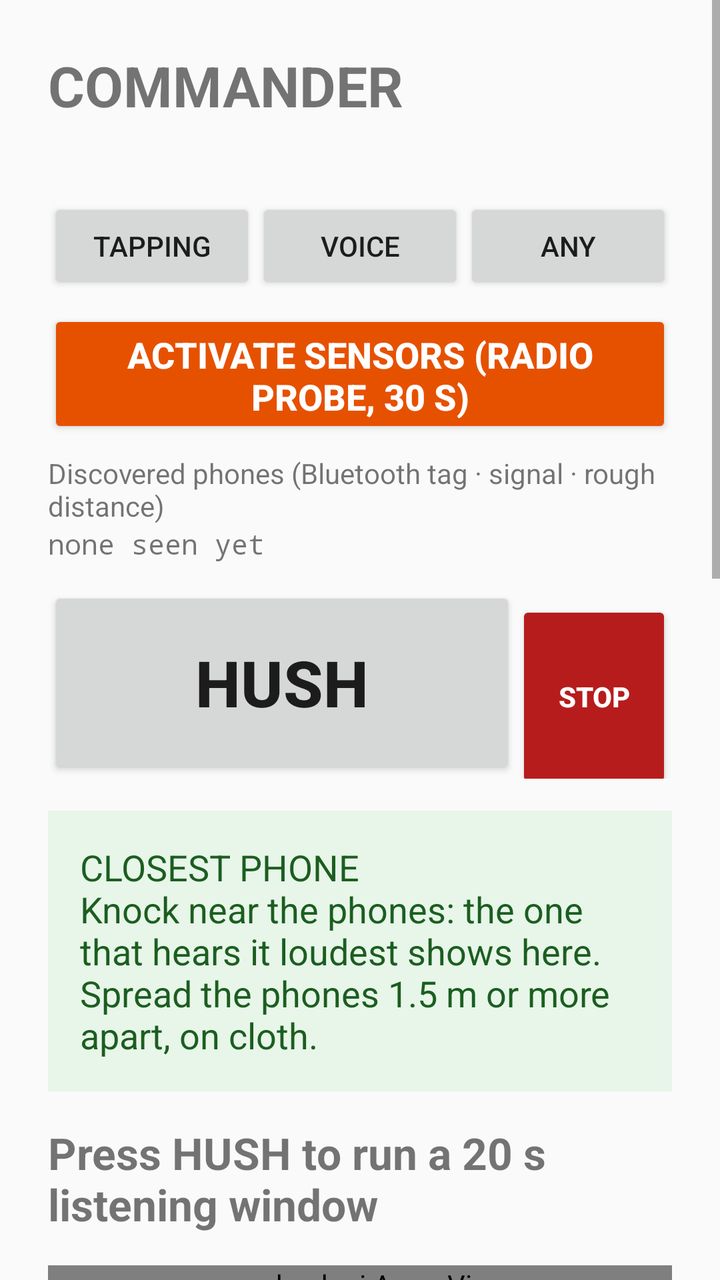
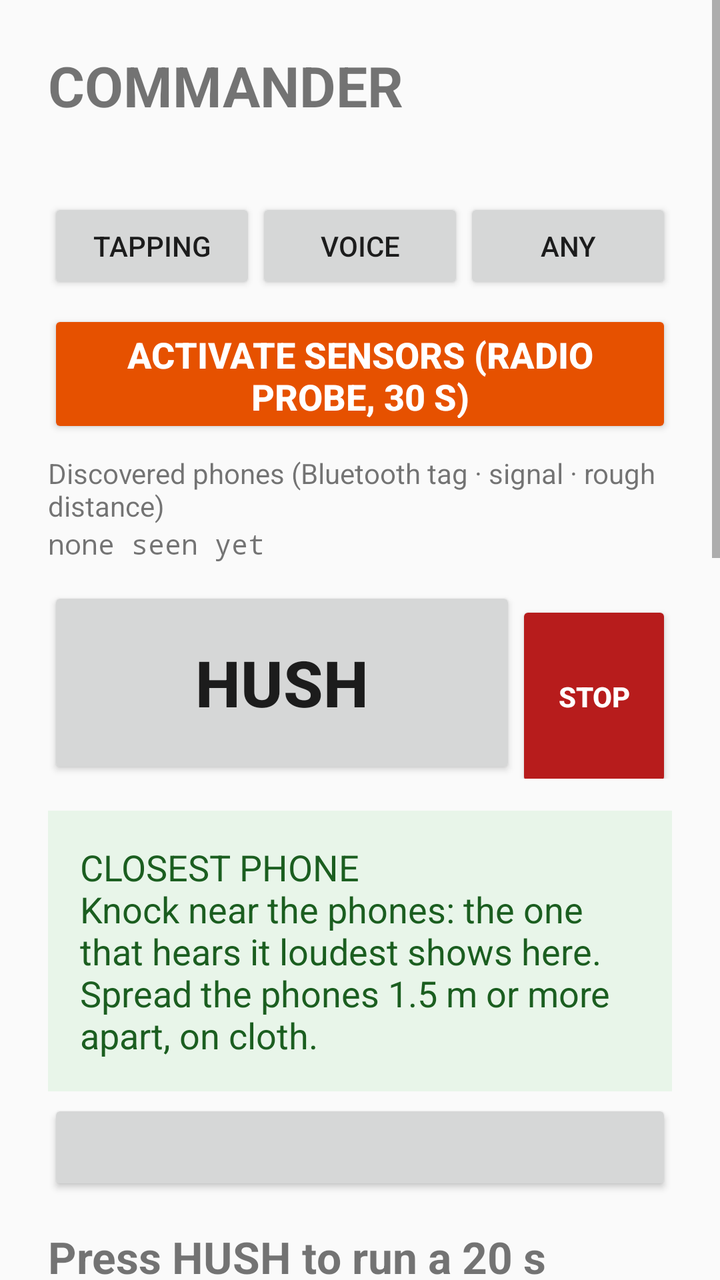

Screens rendered from an Android XML layout before and after an edit, with the pre-edit source and the edit as a unified diff.
<!-- AndroidManifest.xml: application theme Theme.Hush -->
<!-- res/layout/screen_commander.xml -->
<?xml version="1.0" encoding="utf-8"?>
<ScrollView xmlns:android="http://schemas.android.com/apk/res/android"
    android:layout_width="match_parent"
    android:layout_height="match_parent">

    <LinearLayout
        android:layout_width="match_parent"
        android:layout_height="wrap_content"
        android:orientation="vertical"
        android:padding="24dp">

        <TextView
            android:id="@+id/screenTitle"
            android:layout_width="wrap_content"
            android:layout_height="wrap_content"
            android:text="@string/role_commander"
            android:textSize="28sp"
            android:textStyle="bold" />

        <TextView
            android:id="@+id/commanderStatus"
            android:layout_width="wrap_content"
            android:layout_height="wrap_content"
            android:layout_marginBottom="16dp"
            android:textSize="16sp"
            android:textStyle="bold" />

        <LinearLayout
            android:layout_width="match_parent"
            android:layout_height="wrap_content"
            android:layout_marginBottom="8dp"
            android:orientation="horizontal">

            <Button
                android:id="@+id/btnModeTapping"
                android:layout_width="0dp"
                android:layout_height="wrap_content"
                android:layout_weight="1"
                android:text="@string/mode_tapping" />

            <Button
                android:id="@+id/btnModeVoice"
                android:layout_width="0dp"
                android:layout_height="wrap_content"
                android:layout_weight="1"
                android:text="@string/mode_voice" />

            <Button
                android:id="@+id/btnModeAny"
                android:layout_width="0dp"
                android:layout_height="wrap_content"
                android:layout_weight="1"
                android:text="@string/mode_any" />
        </LinearLayout>

        <Button
            android:id="@+id/btnActivate"
            android:layout_width="match_parent"
            android:layout_height="64dp"
            android:layout_marginBottom="8dp"
            android:backgroundTint="#E65100"
            android:text="@string/activate_button"
            android:textColor="#FFFFFF"
            android:textSize="18sp"
            android:textStyle="bold" />

        <TextView
            android:layout_width="wrap_content"
            android:layout_height="wrap_content"
            android:text="@string/discovered_heading"
            android:textSize="14sp" />

        <TextView
            android:id="@+id/discoveredText"
            android:layout_width="match_parent"
            android:layout_height="wrap_content"
            android:layout_marginBottom="12dp"
            android:fontFamily="monospace"
            android:text="@string/discovered_none"
            android:textSize="14sp" />

        <LinearLayout
            android:layout_width="match_parent"
            android:layout_height="wrap_content"
            android:orientation="horizontal">

            <Button
                android:id="@+id/btnHush"
                android:layout_width="0dp"
                android:layout_height="96dp"
                android:layout_weight="3"
                android:text="@string/hush_button"
                android:textSize="32sp"
                android:textStyle="bold" />

            <Button
                android:id="@+id/btnStop"
                android:layout_width="0dp"
                android:layout_height="96dp"
                android:layout_weight="1"
                android:backgroundTint="#B71C1C"
                android:text="@string/stop_button"
                android:textColor="#FFFFFF"
                android:textStyle="bold" />
        </LinearLayout>

        <TextView
            android:id="@+id/bigCountdown"
            android:layout_width="match_parent"
            android:layout_height="wrap_content"
            android:gravity="center"
            android:textSize="120sp"
            android:textStyle="bold"
            android:visibility="gone" />

        <TextView
            android:id="@+id/closestText"
            android:layout_width="match_parent"
            android:layout_height="wrap_content"
            android:layout_marginTop="16dp"
            android:background="#E8F5E9"
            android:padding="16dp"
            android:text="@string/closest_idle"
            android:textColor="#1B5E20"
            android:textSize="18sp" />

        <TextView
            android:id="@+id/warmthText"
            android:layout_width="match_parent"
            android:layout_height="wrap_content"
            android:layout_marginTop="8dp"
            android:padding="16dp"
            android:textSize="18sp"
            android:visibility="gone" />

        <TextView
            android:id="@+id/briefText"
            android:layout_width="match_parent"
            android:layout_height="wrap_content"
            android:layout_marginTop="16dp"
            android:text="@string/brief_idle"
            android:textSize="22sp"
            android:textStyle="bold" />

        <com.hush.ui.ArrowView
            android:id="@+id/arrow"
            android:layout_width="match_parent"
            android:layout_height="wrap_content"
            android:layout_marginTop="16dp" />

        <Button
            android:id="@+id/btnSyncCompass"
            android:layout_width="match_parent"
            android:layout_height="wrap_content"
            android:layout_marginTop="8dp"
            android:text="@string/sync_compass" />

        <TextView
            android:id="@+id/compassText"
            android:layout_width="match_parent"
            android:layout_height="wrap_content"
            android:textSize="14sp" />

        <com.hush.ui.MapView
            android:id="@+id/map"
            android:layout_width="match_parent"
            android:layout_height="wrap_content"
            android:layout_marginTop="16dp" />

        <LinearLayout
            android:layout_width="match_parent"
            android:layout_height="wrap_content"
            android:layout_marginTop="8dp"
            android:orientation="horizontal">

            <Button
                android:id="@+id/btnAutoPlace"
                android:layout_width="0dp"
                android:layout_height="wrap_content"
                android:layout_weight="2"
                android:text="@string/auto_place" />

            <Button
                android:id="@+id/btnFlip"
                android:layout_width="0dp"
                android:layout_height="wrap_content"
                android:layout_weight="1"
                android:text="@string/flip" />
        </LinearLayout>

        <LinearLayout
            android:id="@+id/placeRow"
            android:layout_width="match_parent"
            android:layout_height="wrap_content"
            android:layout_marginTop="8dp"
            android:orientation="horizontal" />

        <LinearLayout
            android:id="@+id/alignRow"
            android:layout_width="match_parent"
            android:layout_height="wrap_content"
            android:layout_marginTop="4dp"
            android:orientation="horizontal" />

        <TextView
            android:layout_width="wrap_content"
            android:layout_height="wrap_content"
            android:layout_marginTop="16dp"
            android:text="@string/sensors_heading"
            android:textSize="16sp" />

        <TextView
            android:id="@+id/peersText"
            android:layout_width="match_parent"
            android:layout_height="wrap_content"
            android:layout_marginBottom="16dp"
            android:fontFamily="monospace"
            android:textSize="15sp" />

        <Button
            android:id="@+id/btnExport"
            android:layout_width="match_parent"
            android:layout_height="wrap_content"
            android:layout_marginBottom="24dp"
            android:text="@string/export_button" />

        <include layout="@layout/block_sensor" />
    </LinearLayout>
</ScrollView>
<!-- res/layout/block_sensor.xml (included above) -->
<?xml version="1.0" encoding="utf-8"?>
<LinearLayout xmlns:android="http://schemas.android.com/apk/res/android"
    android:layout_width="match_parent"
    android:layout_height="wrap_content"
    android:orientation="vertical">

    <TextView
        android:id="@+id/roleLabel"
        android:layout_width="wrap_content"
        android:layout_height="wrap_content"
        android:textSize="28sp"
        android:textStyle="bold" />

    <TextView
        android:id="@+id/linkStatus"
        android:layout_width="wrap_content"
        android:layout_height="wrap_content"
        android:textSize="16sp"
        android:textStyle="bold" />

    <TextView
        android:id="@+id/sourceLabel"
        android:layout_width="wrap_content"
        android:layout_height="wrap_content"
        android:layout_marginBottom="16dp"
        android:textSize="20sp"
        android:textStyle="bold" />

    <TextView
        android:id="@+id/countdown"
        android:layout_width="match_parent"
        android:layout_height="wrap_content"
        android:gravity="center"
        android:textSize="120sp"
        android:textStyle="bold"
        android:visibility="gone" />

    <TextView
        android:id="@+id/headline"
        android:layout_width="match_parent"
        android:layout_height="wrap_content"
        android:layout_marginBottom="16dp"
        android:text="@string/label_waiting"
        android:textSize="30sp"
        android:textStyle="bold" />

    <TextView
        android:layout_width="wrap_content"
        android:layout_height="wrap_content"
        android:text="@string/loudness"
        android:textSize="16sp" />

    <ProgressBar
        android:id="@+id/rmsBar"
        style="?android:attr/progressBarStyleHorizontal"
        android:layout_width="match_parent"
        android:layout_height="32dp"
        android:max="100"
        android:progress="0" />

    <TextView
        android:id="@+id/rmsText"
        android:layout_width="wrap_content"
        android:layout_height="wrap_content"
        android:layout_marginBottom="16dp"
        android:fontFamily="monospace"
        android:textSize="14sp" />

    <TextView
        android:id="@+id/tapText"
        android:layout_width="wrap_content"
        android:layout_height="wrap_content"
        android:layout_marginBottom="16dp"
        android:fontFamily="monospace"
        android:textSize="18sp"
        android:textStyle="bold" />

    <TextView
        android:id="@+id/accelText"
        android:layout_width="wrap_content"
        android:layout_height="wrap_content"
        android:layout_marginBottom="16dp"
        android:fontFamily="monospace"
        android:textSize="14sp" />

    <TextView
        android:id="@+id/topClass"
        android:layout_width="wrap_content"
        android:layout_height="wrap_content"
        android:layout_marginBottom="16dp"
        android:textSize="22sp"
        android:textStyle="bold" />

    <TextView
        android:layout_width="wrap_content"
        android:layout_height="wrap_content"
        android:text="@string/debug_top5"
        android:textSize="14sp" />

    <TextView
        android:id="@+id/top5"
        android:layout_width="match_parent"
        android:layout_height="wrap_content"
        android:fontFamily="monospace"
        android:textSize="16sp" />
</LinearLayout>
<!-- resources referenced by this layout -->
<resources>
  <string name="activate_button">ACTIVATE SENSORS (radio probe, 30 s)</string>
  <string name="auto_place">AUTO-PLACE (chirps)</string>
  <string name="brief_idle">Press HUSH to run a 20 s listening window</string>
  <string name="closest_idle">CLOSEST PHONE\nKnock near the phones: the one that hears it loudest shows here. Spread the phones 1.5 m or more apart, on cloth.</string>
  <string name="debug_top5">Top 5 raw classes (debug)</string>
  <string name="discovered_heading">Discovered phones (Bluetooth tag · signal · rough distance)</string>
  <string name="discovered_none">none seen yet</string>
  <string name="export_button">EXPORT LOG to Downloads</string>
  <string name="flip">FLIP</string>
  <string name="hush_button">HUSH</string>
  <string name="label_waiting">listening…</string>
  <string name="loudness">Loudness (200–3000 Hz)</string>
  <string name="mode_any">ANY</string>
  <string name="mode_tapping">TAPPING</string>
  <string name="mode_voice">VOICE</string>
  <string name="role_commander">COMMANDER</string>
  <string name="sensors_heading">Sensors (letter, phone, last second)</string>
  <string name="stop_button">STOP</string>
  <string name="sync_compass">SYNC COMPASS (all phones lying parallel)</string>
  <style name="Theme.Hush" parent="Theme.AppCompat.DayNight.NoActionBar" />
</resources>

<!-- the commit's change to res/layout/screen_commander.xml (unified diff, before → after) -->
@@ -132,6 +132,13 @@
             android:padding="16dp"
             android:textSize="18sp"
             android:visibility="gone" />
+
+        <Button
+            android:id="@+id/btnSensitivity"
+            android:layout_width="match_parent"
+            android:layout_height="wrap_content"
+            android:layout_marginTop="4dp"
+            android:textAllCaps="false" />
 
         <TextView
             android:id="@+id/briefText"
